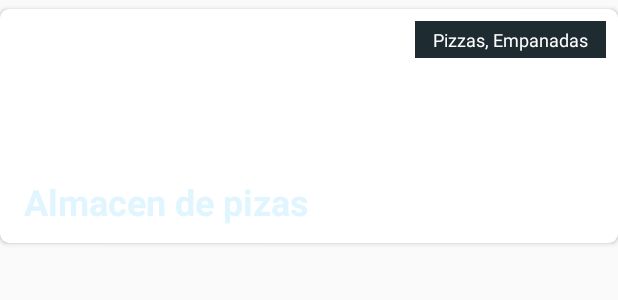
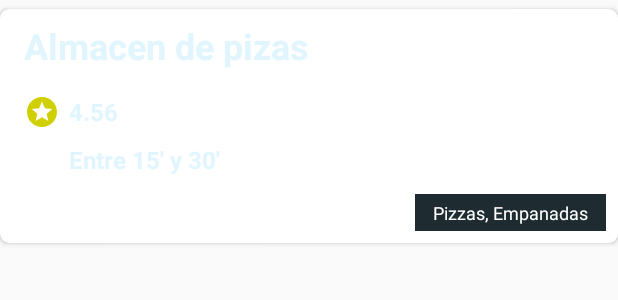
Before and after one commit to agustin-mounier/pedidos_ya_challenge, an Android app: the layout restaurant_item_view.xml on its own in the app's theme, with its tools: preview values and no code run, on a phone screen of 412 x 824 dp. Shown: the top 300 px of the screen. Run offline under Robolectric (Android 15) with nearby library versions, the phone set to English and light mode, and no system bars.

Commit message:
added static images and refactored maps activity

```diff
--- a/app/src/main/AndroidManifest.xml
+++ b/app/src/main/AndroidManifest.xml
@@ -36,8 +36,7 @@
         </activity>
 
         <activity android:name=".views.PedidosYaFeedActivity"/>
-        <activity android:name=".views.PedidosYaRestaurantsMapActivity"/>
-        <activity android:name=".views.PedidosYaLocationMapActivity"/>
+        <activity android:name=".views.PedidosYaMapActivity"/>
     </application>
 
 </manifest>
--- /dev/null
+++ b/app/src/main/res/drawable/ic_access_time_black_24dp.xml
@@ -0,0 +1,9 @@
+<vector xmlns:android="http://schemas.android.com/apk/res/android"
+        android:width="24dp"
+        android:height="24dp"
+        android:viewportWidth="24.0"
+        android:viewportHeight="24.0">
+    <path
+        android:fillColor="#FFFFFFFF"
+        android:pathData="M11.99,2C6.47,2 2,6.48 2,12s4.47,10 9.99,10C17.52,22 22,17.52 22,12S17.52,2 11.99,2zM12,20c-4.42,0 -8,-3.58 -8,-8s3.58,-8 8,-8 8,3.58 8,8 -3.58,8 -8,8zM12.5,7H11v6l5.25,3.15 0.75,-1.23 -4.5,-2.67z"/>
+</vector>
--- /dev/null
+++ b/app/src/main/res/drawable/ic_map_black_24dp.xml
@@ -0,0 +1,5 @@
+<vector android:height="24dp" android:tint="#FF3C2B"
+    android:viewportHeight="24.0" android:viewportWidth="24.0"
+    android:width="24dp" xmlns:android="http://schemas.android.com/apk/res/android">
+    <path android:fillColor="#FF000000" android:pathData="M20.5,3l-0.16,0.03L15,5.1 9,3 3.36,4.9c-0.21,0.07 -0.36,0.25 -0.36,0.48V20.5c0,0.28 0.22,0.5 0.5,0.5l0.16,-0.03L9,18.9l6,2.1 5.64,-1.9c0.21,-0.07 0.36,-0.25 0.36,-0.48V3.5c0,-0.28 -0.22,-0.5 -0.5,-0.5zM15,19l-6,-2.11V5l6,2.11V19z"/>
+</vector>
--- /dev/null
+++ b/app/src/main/res/drawable/ic_stars_black_24dp.xml
@@ -0,0 +1,5 @@
+<vector android:height="24dp" android:tint="#D0D000"
+    android:viewportHeight="24.0" android:viewportWidth="24.0"
+    android:width="24dp" xmlns:android="http://schemas.android.com/apk/res/android">
+    <path android:fillColor="#FF000000" android:pathData="M11.99,2C6.47,2 2,6.48 2,12s4.47,10 9.99,10C17.52,22 22,17.52 22,12S17.52,2 11.99,2zM16.23,18L12,15.45 7.77,18l1.12,-4.81 -3.73,-3.23 4.92,-0.42L12,5l1.92,4.53 4.92,0.42 -3.73,3.23L16.23,18z"/>
+</vector>
--- a/app/src/main/res/layout/restaurant_item_view.xml
+++ b/app/src/main/res/layout/restaurant_item_view.xml
@@ -18,19 +18,40 @@
                 android:id="@+id/restaurant_image"
                 android:scaleType="centerCrop"
                 android:layout_width="match_parent"
+                android:tint="#6F000000"
                 android:layout_height="match_parent" app:layout_constraintTop_toTopOf="parent"
                 app:layout_constraintEnd_toEndOf="parent" app:layout_constraintBottom_toBottomOf="parent"
                 app:layout_constraintStart_toStartOf="parent"/>
 
-        <TextView android:id="@+id/restaurant_name" android:layout_width="match_parent" android:layout_height="wrap_content"
+        <TextView android:id="@+id/restaurant_name" android:layout_width="match_parent"
+                  android:layout_height="wrap_content"
                   tools:text="Almacen de pizas" app:layout_constraintTop_toTopOf="parent"
                   style="@style/Py.Title"
                   android:maxLines="1"
                   android:ellipsize="end"
-                  app:layout_constraintStart_toStartOf="parent" android:layout_marginTop="112dp"
-                  android:layout_marginLeft="16dp" android:layout_marginStart="16dp" android:layout_marginEnd="16dp"
-                  app:layout_constraintEnd_toEndOf="parent" android:layout_marginRight="16dp"
+                  app:layout_constraintStart_toStartOf="parent" android:layout_marginTop="8dp"
+                  android:layout_marginStart="16dp" android:layout_marginEnd="16dp"
+                  app:layout_constraintEnd_toEndOf="parent"
                   app:layout_constraintHorizontal_bias="0.0"/>
+
+        <TextView
+                android:id="@+id/restaurant_rating"
+                tools:text="4.56"
+                style="@style/Py.Detail"
+                android:drawableStart="@drawable/ic_stars_black_24dp"
+                android:layout_width="wrap_content" android:layout_height="wrap_content"
+                app:layout_constraintStart_toStartOf="@+id/restaurant_image"
+                android:layout_marginStart="16dp" app:layout_constraintTop_toBottomOf="@+id/restaurant_name"
+                android:layout_marginTop="16dp"/>
+
+        <TextView
+                android:id="@+id/delivery_time"
+                android:drawableStart="@drawable/ic_access_time_black_24dp"
+                tools:text="Entre 15' y 30'"
+                style="@style/Py.Detail"
+                android:layout_width="wrap_content" android:layout_height="wrap_content"
+                app:layout_constraintStart_toStartOf="parent" android:layout_marginStart="16dp"
+                app:layout_constraintTop_toBottomOf="@+id/restaurant_rating" android:layout_marginTop="8dp"/>
 
         <TextView android:id="@+id/restaurant_categories" android:layout_width="wrap_content"
                   android:layout_height="wrap_content"
@@ -43,10 +64,12 @@
                   android:paddingStart="12dp"
                   android:paddingTop="4dp"
                   android:paddingBottom="4dp"
-                  app:layout_constraintEnd_toEndOf="parent" app:layout_constraintTop_toTopOf="parent"
-                  android:layout_marginTop="8dp" android:layout_marginStart="8dp"
+                  app:layout_constrainedWidth="true"
+                  app:layout_constraintEnd_toEndOf="parent"
+                  android:layout_marginStart="8dp"
                   app:layout_constraintStart_toStartOf="parent"
-                  app:layout_constraintHorizontal_bias="1.0"/>
+                  app:layout_constraintHorizontal_bias="1.0" android:layout_marginBottom="8dp"
+                  app:layout_constraintBottom_toBottomOf="parent"/>
 
     </androidx.constraintlayout.widget.ConstraintLayout>
 </androidx.cardview.widget.CardView>
--- a/app/src/main/res/values/strings.xml
+++ b/app/src/main/res/values/strings.xml
@@ -13,4 +13,5 @@
     <string name="no_restaurants">No hay restaurantes en la zona</string>
     <string name="authentication_error">An authentication error occurred, try again later</string>
     <string name="restaurants_error_snack">An error ocurred while retrieving the restaurants, try again later.</string>
+    <string name="restaurants_map">Restaurants map</string>
 </resources>
--- a/app/src/main/res/values/styles.xml
+++ b/app/src/main/res/values/styles.xml
@@ -25,4 +25,11 @@
         <item name="android:textSize">24sp</item>
         <item name="android:textStyle">bold</item>
     </style>
+    <style name="Py.Detail">
+        <item name="android:textSize">16sp</item>
+        <item name="android:textStyle">bold</item>
+        <item name="android:gravity">center</item>
+        <item name="android:textColor">@color/ice_blue</item>
+        <item name="android:drawablePadding">6dp</item>
+    </style>
 </resources>
```
Also changed, not shown: app/src/main/java/com/example/pedidosyachallenge/dagger/ActivitiesModule.kt (+2 -6 lines), app/src/main/java/com/example/pedidosyachallenge/views/PedidosYaFeedActivity.kt (+18 -13 lines), app/src/main/java/com/example/pedidosyachallenge/views/PedidosYaLocationMapActivity.kt (deleted, +0 -43 lines), app/src/main/java/com/example/pedidosyachallenge/views/PedidosYaMapActivity.kt (added, +110 -0 lines), app/src/main/java/com/example/pedidosyachallenge/views/PedidosYaMapBaseActivity.kt (deleted, +0 -52 lines), app/src/main/java/com/example/pedidosyachallenge/views/PedidosYaRestaurantsMapActivity.kt (deleted, +0 -31 lines), app/src/main/java/com/example/pedidosyachallenge/views/viewholders/RestaurantViewHolder.kt (+11 -5 lines), app/src/main/res/layout/py_feed_layout.xml (+1 -15 lines), app/src/main/res/layout/py_map_layout.xml (+9 -2 lines), app/src/main/res/menu/feed_menu.xml (added, +8 -0 lines).
